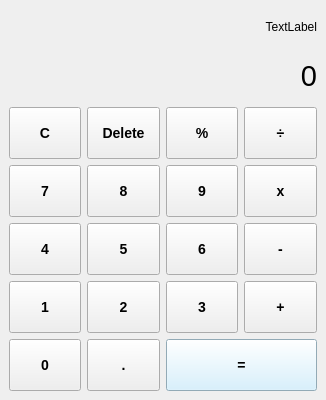
The window that ui/calculadora.ui (TenQy/Calculadora-Basica) describes before a commit, drawn with Qt 5.
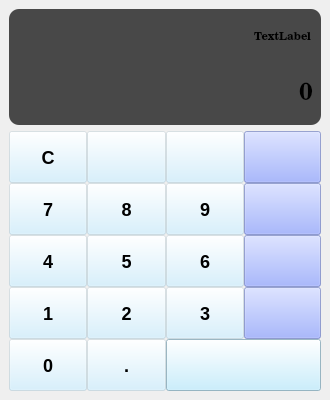
The same window after the commit. Icons and pictures are not drawn.

Commit message:
feat: add basic button click animations for numeric buttons
- Create ButtonAnimator class with scale animation
- Add animated_number_click wrapper method
- Connect numeric buttons to animated clicks
- Use linear easing curve for smooth transitions

```diff
--- a/ui/calculadora.ui
+++ b/ui/calculadora.ui
@@ -6,7 +6,7 @@
    <rect>
     <x>0</x>
     <y>0</y>
-    <width>326</width>
+    <width>330</width>
     <height>400</height>
    </rect>
   </property>
@@ -17,23 +17,85 @@
    <string>MainWindow</string>
   </property>
   <property name="styleSheet">
-   <string notr="true">QPushButton {
-    min-height: 50px;
-    max-height: 50px;
+   <string notr="true">QWidget {
+	background: qlineargradient(
+		x1:0, y1:0, x2:0, y2:1,
+		stop:0 rgb(108, 108, 162),
+		stop:1 rgb(58, 54, 70)
+	);
+}
+
+QPushButton {
+	min-height: 50px;
+	max-height: 50px;
 	min-width: 70px;
-	max-width: 100px;
-    font-size: 14px;
-    font-weight: bold;
-}
-
-QPushButton#btn_equal {
-	max-width: 220px;
-	background-color: #cdeeff;
+	font-size: 18px;
+	font-weight: bold;
+	background-color: rgba(205, 238, 255, 0.3);
 	color: black;
 }
 
+QPushButton:hover {
+    background-color: rgba(205, 238, 255, 0.5);
+    border: 2px solid rgba(255, 255, 255, 0.3);
+	border-radius: 5px;
+}
+
+QPushButton:pressed {
+    background-color: rgba(205, 238, 255, 0.7);
+}
+
+QPushButton#btn_divide,
+#btn_multiply, #btn_minus, #btn_plus {
+	background-color: rgba(140, 161, 255, 0.6);
+}
+
+QPushButton#btn_divide:hover,
+QPushButton#btn_multiply:hover,
+QPushButton#btn_minus:hover,
+QPushButton#btn_plus:hover {
+    background-color: rgba(140, 161, 255, 0.8);
+    border: 2px solid rgba(255, 255, 255, 0.4);
+}
+
+QPushButton#btn_divide:pressed,
+QPushButton#btn_multiply:pressed,
+QPushButton#btn_minus:pressed,
+QPushButton#btn_plus:pressed {
+    background-color: rgba(140, 161, 255, 1.0);
+}
+
+QPushButton#btn_equal {
+	background-color: rgba(188, 235, 255, 0.8);
+}
+
+QPushButton#btn_equal:hover {
+    background-color: rgba(188, 235, 255, 1.0);
+    border: 2px solid rgba(255, 255, 255, 0.5);
+}
+
+QPushButton#btn_equal:pressed {
+    background-color: rgba(150, 220, 255, 1.0);
+}
+
+QLabel {
+	background-color: rgba(0, 0, 0, 0.7);
+}
+
 QLabel#main_display {
 	min-height: 50px;
+	padding-right: 1px;
+	font: 700 18pt &quot;Century Schoolbook&quot;;
+	border-bottom-left-radius: 10px;
+	border-bottom-right-radius: 10px;
+}
+
+QLabel#history_display {
+	padding-right: 7px;
+	max-height: 55px;
+	font: 700 8pt &quot;Century Schoolbook&quot;;
+	border-top-left-radius: 10px;
+	border-top-right-radius: 10px;
 }</string>
   </property>
   <widget class="QWidget" name="centralwidget">
@@ -42,34 +104,50 @@
    </property>
    <layout class="QVBoxLayout" name="verticalLayout">
     <item>
-     <widget class="QLabel" name="history_display">
-      <property name="font">
-       <font>
-        <pointsize>9</pointsize>
-       </font>
+     <layout class="QVBoxLayout" name="verticalLayout_2">
+      <property name="spacing">
+       <number>0</number>
       </property>
-      <property name="text">
-       <string>TextLabel</string>
+      <property name="sizeConstraint">
+       <enum>QLayout::SizeConstraint::SetDefaultConstraint</enum>
       </property>
-      <property name="alignment">
-       <set>Qt::AlignmentFlag::AlignRight|Qt::AlignmentFlag::AlignTrailing|Qt::AlignmentFlag::AlignVCenter</set>
-      </property>
-     </widget>
-    </item>
-    <item>
-     <widget class="QLabel" name="main_display">
-      <property name="font">
-       <font>
-        <pointsize>22</pointsize>
-       </font>
-      </property>
-      <property name="text">
-       <string>0</string>
-      </property>
-      <property name="alignment">
-       <set>Qt::AlignmentFlag::AlignRight|Qt::AlignmentFlag::AlignTrailing|Qt::AlignmentFlag::AlignVCenter</set>
-      </property>
-     </widget>
+      <item>
+       <widget class="QLabel" name="history_display">
+        <property name="font">
+         <font>
+          <family>Century Schoolbook</family>
+          <pointsize>8</pointsize>
+          <italic>false</italic>
+          <bold>true</bold>
+         </font>
+        </property>
+        <property name="text">
+         <string>TextLabel</string>
+        </property>
+        <property name="alignment">
+         <set>Qt::AlignmentFlag::AlignRight|Qt::AlignmentFlag::AlignTrailing|Qt::AlignmentFlag::AlignVCenter</set>
+        </property>
+       </widget>
+      </item>
+      <item>
+       <widget class="QLabel" name="main_display">
+        <property name="font">
+         <font>
+          <family>Century Schoolbook</family>
+          <pointsize>18</pointsize>
+          <italic>false</italic>
+          <bold>true</bold>
+         </font>
+        </property>
+        <property name="text">
+         <string>0</string>
+        </property>
+        <property name="alignment">
+         <set>Qt::AlignmentFlag::AlignRight|Qt::AlignmentFlag::AlignTrailing|Qt::AlignmentFlag::AlignVCenter</set>
+        </property>
+       </widget>
+      </item>
+     </layout>
     </item>
     <item>
      <layout class="QGridLayout" name="gridLayout">
@@ -80,7 +158,7 @@
        <number>0</number>
       </property>
       <property name="spacing">
-       <number>6</number>
+       <number>0</number>
       </property>
       <item row="1" column="3">
        <widget class="QPushButton" name="btn_multiply">
@@ -88,7 +166,17 @@
          <enum>Qt::FocusPolicy::NoFocus</enum>
         </property>
         <property name="text">
-         <string>x</string>
+         <string/>
+        </property>
+        <property name="icon">
+         <iconset>
+          <normaloff>../../../../../music/cancel_151850.png</normaloff>../../../../../music/cancel_151850.png</iconset>
+        </property>
+        <property name="iconSize">
+         <size>
+          <width>16</width>
+          <height>16</height>
+         </size>
         </property>
        </widget>
       </item>
@@ -108,7 +196,17 @@
          <enum>Qt::FocusPolicy::NoFocus</enum>
         </property>
         <property name="text">
-         <string>+</string>
+         <string/>
+        </property>
+        <property name="icon">
+         <iconset>
+          <normaloff>../../../../../music/add_1237946.png</normaloff>../../../../../music/add_1237946.png</iconset>
+        </property>
+        <property name="iconSize">
+         <size>
+          <width>20</width>
+          <height>20</height>
+         </size>
         </property>
        </widget>
       </item>
@@ -128,7 +226,17 @@
          <enum>Qt::FocusPolicy::NoFocus</enum>
         </property>
         <property name="text">
-         <string>÷</string>
+         <string/>
+        </property>
+        <property name="icon">
+         <iconset>
+          <normaloff>../../../../../music/divide_16396281.png</normaloff>../../../../../music/divide_16396281.png</iconset>
+        </property>
+        <property name="iconSize">
+         <size>
+          <width>20</width>
+          <height>20</height>
+         </size>
         </property>
        </widget>
       </item>
@@ -220,6 +328,12 @@
         <property name="text">
          <string>C</string>
         </property>
+        <property name="iconSize">
+         <size>
+          <width>20</width>
+          <height>20</height>
+         </size>
+        </property>
        </widget>
       </item>
       <item row="2" column="3">
@@ -228,7 +342,17 @@
          <enum>Qt::FocusPolicy::NoFocus</enum>
         </property>
         <property name="text">
-         <string>-</string>
+         <string/>
+        </property>
+        <property name="icon">
+         <iconset>
+          <normaloff>../../../../../music/minimize-sign_6057365.png</normaloff>../../../../../music/minimize-sign_6057365.png</iconset>
+        </property>
+        <property name="iconSize">
+         <size>
+          <width>20</width>
+          <height>20</height>
+         </size>
         </property>
        </widget>
       </item>
@@ -248,7 +372,17 @@
          <enum>Qt::FocusPolicy::NoFocus</enum>
         </property>
         <property name="text">
-         <string>=</string>
+         <string/>
+        </property>
+        <property name="icon">
+         <iconset>
+          <normaloff>../../../../../music/equal_149707.png</normaloff>../../../../../music/equal_149707.png</iconset>
+        </property>
+        <property name="iconSize">
+         <size>
+          <width>20</width>
+          <height>20</height>
+         </size>
         </property>
        </widget>
       </item>
@@ -258,7 +392,17 @@
          <enum>Qt::FocusPolicy::NoFocus</enum>
         </property>
         <property name="text">
-         <string>%</string>
+         <string/>
+        </property>
+        <property name="icon">
+         <iconset>
+          <normaloff>../../../../../music/percent_6839914.png</normaloff>../../../../../music/percent_6839914.png</iconset>
+        </property>
+        <property name="iconSize">
+         <size>
+          <width>20</width>
+          <height>20</height>
+         </size>
         </property>
        </widget>
       </item>
@@ -268,7 +412,17 @@
          <enum>Qt::FocusPolicy::NoFocus</enum>
         </property>
         <property name="text">
-         <string>Delete</string>
+         <string/>
+        </property>
+        <property name="icon">
+         <iconset>
+          <normaloff>../../../../../music/backspace_12920795.png</normaloff>../../../../../music/backspace_12920795.png</iconset>
+        </property>
+        <property name="iconSize">
+         <size>
+          <width>35</width>
+          <height>35</height>
+         </size>
         </property>
        </widget>
       </item>
```
The commit also changes 4 other files.
